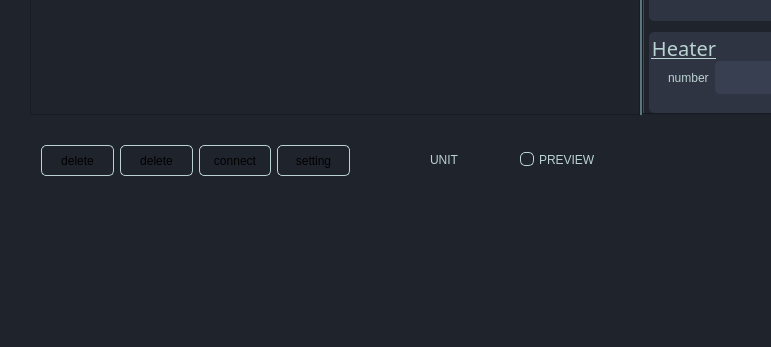
Above: mainwindow.ui from pandix73/qtgraphics before the change; both pictures show x 0 to 771 and y 522 to 869 of the 1129 by 869 pixel window. Below: the same form after it.
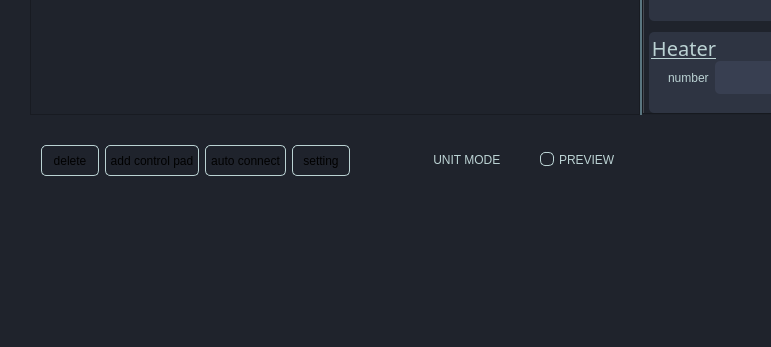
That is the form after the change. Icons and pictures are not drawn.

Patch:
```diff
--- a/mainwindow.ui
+++ b/mainwindow.ui
@@ -67,6 +67,13 @@
       <height>53</height>
      </rect>
     </property>
+    <property name="styleSheet">
+     <string notr="true">QToolTip{
+	background-color: rgb(132, 184, 177);
+}
+
+</string>
+    </property>
     <layout class="QHBoxLayout" name="horizontalLayout">
      <item>
       <widget class="QToolButton" name="eraser">
@@ -124,7 +131,7 @@
         <string notr="true"/>
        </property>
        <property name="text">
-        <string notr="true">delete</string>
+        <string notr="true">add control pad</string>
        </property>
        <property name="icon">
         <iconset resource="resource.qrc">
@@ -159,7 +166,7 @@
         <string notr="true"/>
        </property>
        <property name="text">
-        <string>connect</string>
+        <string>auto connect</string>
        </property>
        <property name="icon">
         <iconset resource="resource.qrc">
@@ -1782,7 +1789,7 @@
      <rect>
       <x>430</x>
       <y>630</y>
-      <width>41</width>
+      <width>101</width>
       <height>31</height>
      </rect>
     </property>
@@ -1791,13 +1798,13 @@
  color: rgb(187, 210, 211);</string>
     </property>
     <property name="text">
-     <string>UNIT</string>
+     <string> UNIT MODE</string>
     </property>
    </widget>
    <widget class="QCheckBox" name="preview">
     <property name="geometry">
      <rect>
-      <x>520</x>
+      <x>540</x>
       <y>630</y>
       <width>101</width>
       <height>31</height>
```
Left out of the diff: 4 changed lines with no effect on the pictures.
